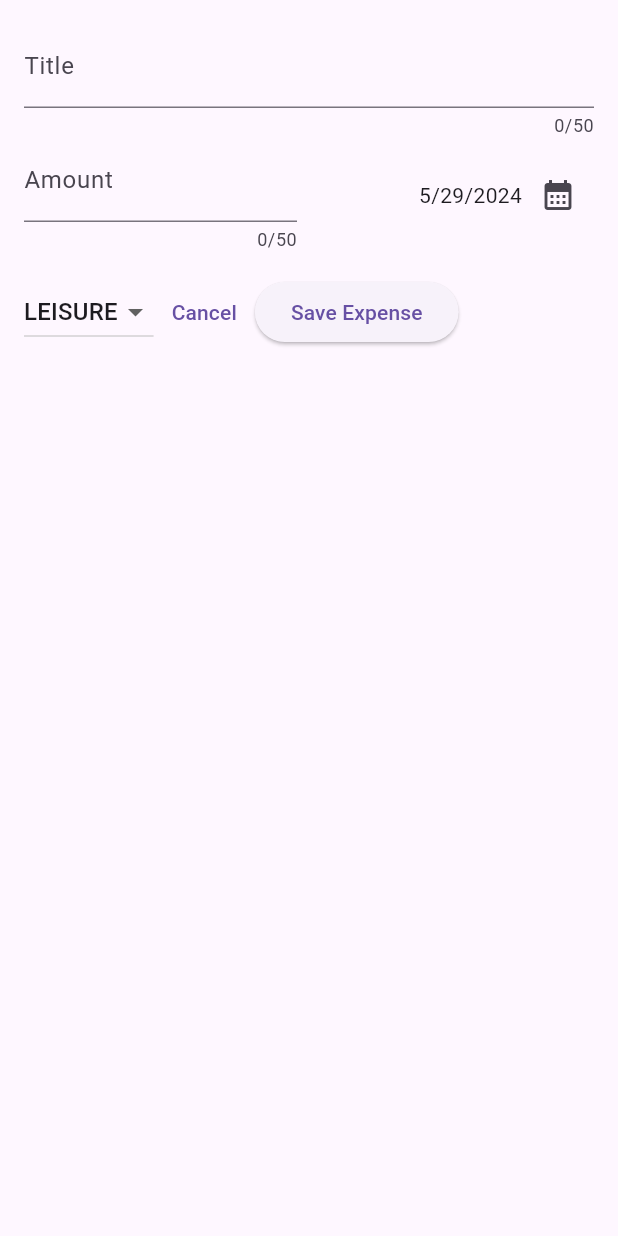
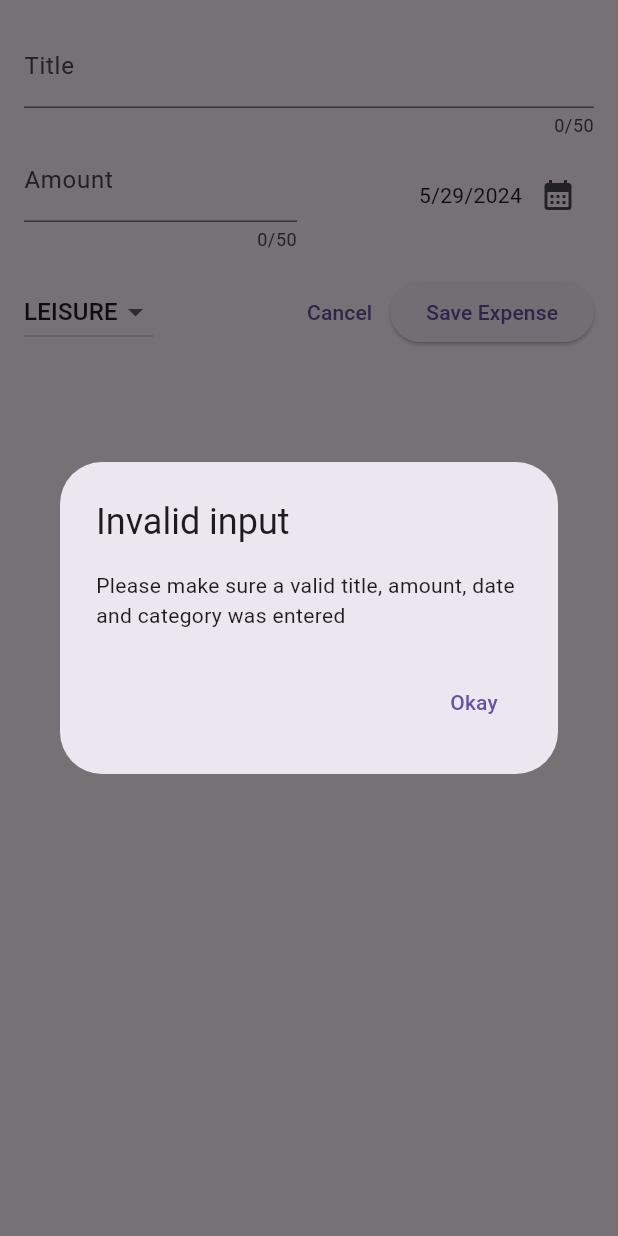
Before and after one commit to MubeenMohammed/expense_tracker_app, a Flutter app: the NewExpense widget shown alone on an empty page, opened directly, after a tap on "Save Expense", on a phone screen of 412 x 824 dp. Run offline on Flutter 3.47's test engine with Material 3 defaults, Android fonts, the phone set to English and light mode, and no system bars.

Commit message:
Validating the input data

```diff
--- a/lib/widgets/new_expense.dart
+++ b/lib/widgets/new_expense.dart
@@ -34,6 +34,34 @@ class _NewExpenseState extends State<NewExpense> {
     setState(() {
       _selectedDate = pickedDate;
     });
+  }
+
+  void _submitExpenseData() {
+    final enteredAmount = double.tryParse(_amountController
+        .text); // returns number if text is number and null if its not
+    final amountIsInvalid = enteredAmount == null || enteredAmount <= 0;
+
+    if (_titleController.text.trim().isEmpty ||
+        amountIsInvalid ||
+        _selectedDate == null) {
+      // show an error message
+      showDialog(
+        context: context,
+        builder: (ctx) => AlertDialog(
+          title: const Text("Invalid input"),
+          content: const Text(
+              "Please make sure a valid title, amount, date and category was entered"),
+          actions: [
+            TextButton(
+                onPressed: () {
+                  Navigator.pop(ctx);
+                },
+                child: const Text("Okay"))
+          ],
+        ),
+      );
+      return;
+    }
   }
 
   @override
@@ -106,6 +134,7 @@ class _NewExpenseState extends State<NewExpense> {
                       },
                     );
                   }),
+              const Spacer(),
               TextButton(
                 onPressed: () {
                   Navigator.pop(context);
@@ -113,10 +142,7 @@ class _NewExpenseState extends State<NewExpense> {
                 child: const Text("Cancel"),
               ),
               ElevatedButton(
-                onPressed: () {
-                  print(_titleController.text);
-                  print(_amountController);
-                },
+                onPressed: _submitExpenseData,
                 child: const Text("Save Expense"),
               ),
             ],
```
